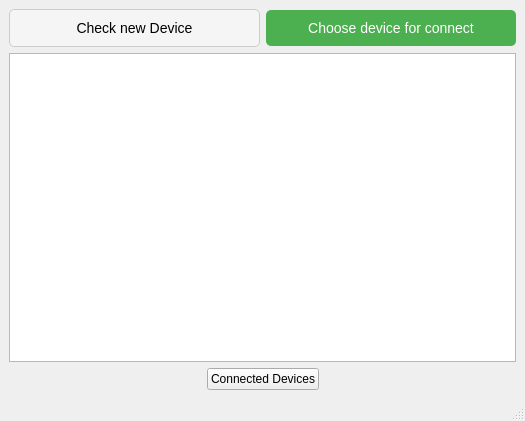
The window that QT_Choose_Game/mainwindow.ui (F3lixxx/vr_start) describes before a commit, drawn with Qt 5.
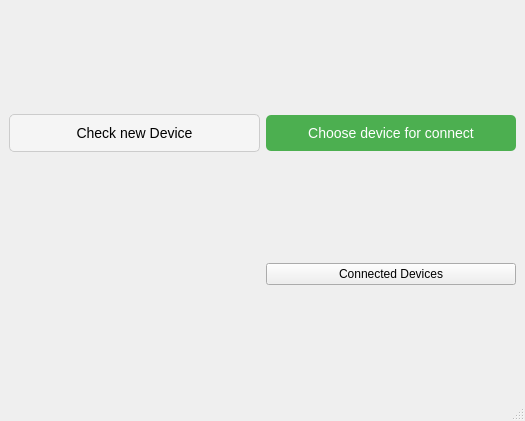
The same window after the commit.

The edit to the form file:
```diff
--- a/QT_Choose_Game/mainwindow.ui
+++ b/QT_Choose_Game/mainwindow.ui
@@ -33,26 +33,6 @@
     </sizepolicy>
    </property>
    <layout class="QGridLayout" name="gridLayout">
-    <item row="0" column="1">
-     <widget class="QPushButton" name="pb_choose_device">
-      <property name="styleSheet">
-       <string notr="true">QPushButton {
-    background-color: #4CAF50; /* Зелёный фон по умолчанию */
-    color: white;
-    font-size: 14px;
-    border-radius: 5px;
-    padding: 10px;
-}
-
-QPushButton:hover {
-    background-color: #45a049; /* Тёмно-зелёный фон при наведении */
-}</string>
-      </property>
-      <property name="text">
-       <string>Choose device for connect</string>
-      </property>
-     </widget>
-    </item>
     <item row="0" column="0">
      <widget class="QPushButton" name="pb_check_new_device">
       <property name="styleSheet">
@@ -74,53 +54,32 @@
       </property>
      </widget>
     </item>
-    <item row="2" column="0" colspan="2">
-     <layout class="QVBoxLayout" name="verticalLayout">
-      <item>
-       <widget class="QTextEdit" name="te_adb_devices">
-        <property name="readOnly">
-         <bool>true</bool>
-        </property>
-       </widget>
-      </item>
-      <item>
-       <layout class="QHBoxLayout" name="horizontalLayout">
-        <item>
-         <spacer name="horizontalSpacer">
-          <property name="orientation">
-           <enum>Qt::Orientation::Horizontal</enum>
-          </property>
-          <property name="sizeHint" stdset="0">
-           <size>
-            <width>40</width>
-            <height>20</height>
-           </size>
-          </property>
-         </spacer>
-        </item>
-        <item>
-         <widget class="QPushButton" name="pb_devices">
-          <property name="text">
-           <string>Connected Devices</string>
-          </property>
-         </widget>
-        </item>
-        <item>
-         <spacer name="horizontalSpacer_2">
-          <property name="orientation">
-           <enum>Qt::Orientation::Horizontal</enum>
-          </property>
-          <property name="sizeHint" stdset="0">
-           <size>
-            <width>40</width>
-            <height>20</height>
-           </size>
-          </property>
-         </spacer>
-        </item>
-       </layout>
-      </item>
-     </layout>
+    <item row="0" column="1">
+     <widget class="QPushButton" name="pb_choose_device">
+      <property name="styleSheet">
+       <string notr="true">QPushButton {
+    background-color: #4CAF50; /* Зелёный фон по умолчанию */
+    color: white;
+    font-size: 14px;
+    border-radius: 5px;
+    padding: 10px;
+}
+
+QPushButton:hover {
+    background-color: #45a049; /* Тёмно-зелёный фон при наведении */
+}</string>
+      </property>
+      <property name="text">
+       <string>Choose device for connect</string>
+      </property>
+     </widget>
+    </item>
+    <item row="1" column="1">
+     <widget class="QPushButton" name="pb_devices">
+      <property name="text">
+       <string>Connected Devices</string>
+      </property>
+     </widget>
     </item>
    </layout>
   </widget>
@@ -130,7 +89,7 @@
      <x>0</x>
      <y>0</y>
      <width>525</width>
-     <height>25</height>
+     <height>22</height>
     </rect>
    </property>
   </widget>
```
